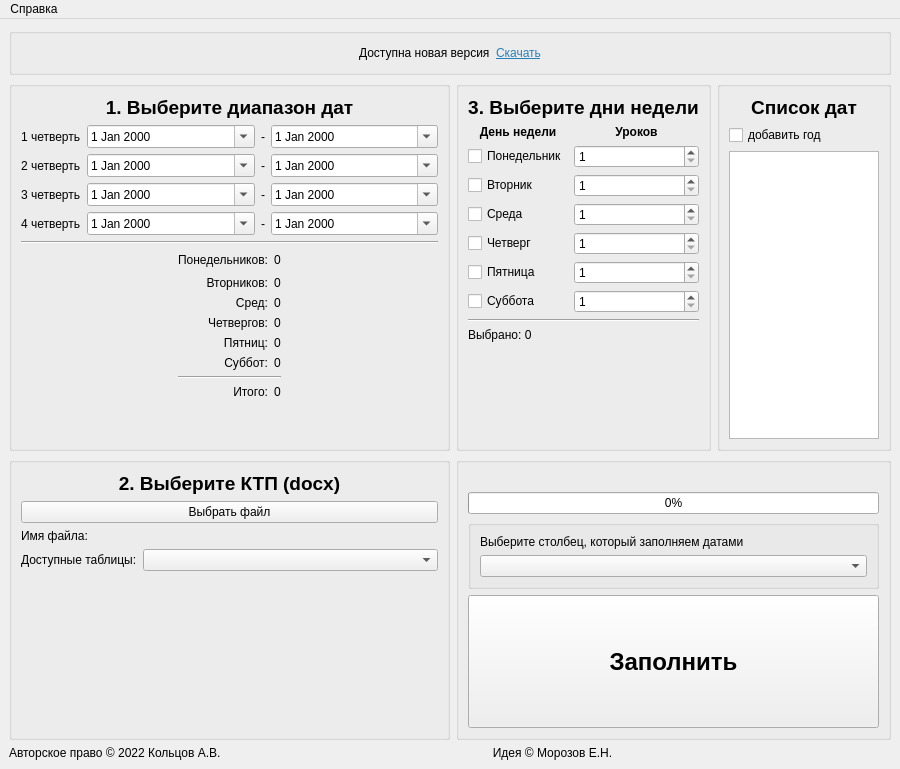
RingOV/auto-fill-KTP, file main.ui: the form before one commit.
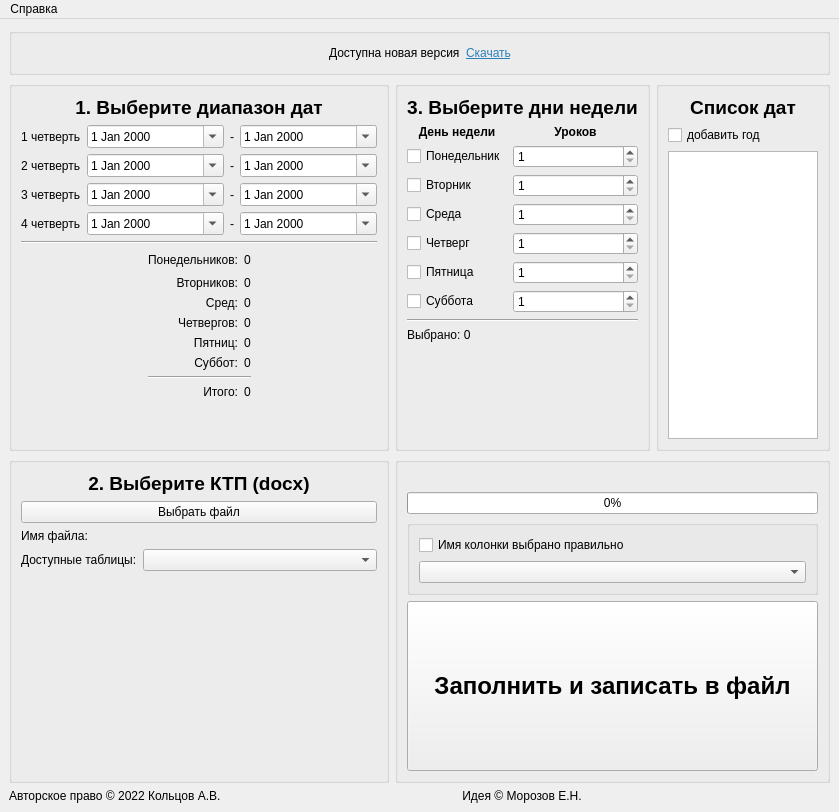
The form after the commit.

```diff
--- a/main.ui
+++ b/main.ui
@@ -6,8 +6,8 @@
    <rect>
     <x>0</x>
     <y>0</y>
-    <width>900</width>
-    <height>769</height>
+    <width>839</width>
+    <height>812</height>
    </rect>
   </property>
   <property name="sizePolicy">
@@ -23,6 +23,12 @@
    <layout class="QGridLayout" name="gridLayout">
     <item row="2" column="0">
      <widget class="QGroupBox" name="frame_3">
+      <property name="sizePolicy">
+       <sizepolicy hsizetype="Minimum" vsizetype="Preferred">
+        <horstretch>0</horstretch>
+        <verstretch>0</verstretch>
+       </sizepolicy>
+      </property>
       <layout class="QVBoxLayout" name="verticalLayout_3">
        <item>
         <widget class="QLabel" name="label03">
@@ -913,9 +919,21 @@
     </item>
     <item row="2" column="1" colspan="2">
      <widget class="QGroupBox" name="groupBox_4">
+      <property name="sizePolicy">
+       <sizepolicy hsizetype="Preferred" vsizetype="Preferred">
+        <horstretch>0</horstretch>
+        <verstretch>0</verstretch>
+       </sizepolicy>
+      </property>
       <layout class="QVBoxLayout" name="verticalLayout_4">
        <item>
         <widget class="QLabel" name="labelProgress">
+         <property name="sizePolicy">
+          <sizepolicy hsizetype="Ignored" vsizetype="Preferred">
+           <horstretch>0</horstretch>
+           <verstretch>0</verstretch>
+          </sizepolicy>
+         </property>
          <property name="text">
           <string/>
          </property>
@@ -926,9 +944,30 @@
        </item>
        <item>
         <widget class="QProgressBar" name="progressBar">
+         <property name="enabled">
+          <bool>true</bool>
+         </property>
+         <property name="sizePolicy">
+          <sizepolicy hsizetype="Ignored" vsizetype="Fixed">
+           <horstretch>0</horstretch>
+           <verstretch>0</verstretch>
+          </sizepolicy>
+         </property>
+         <property name="autoFillBackground">
+          <bool>false</bool>
+         </property>
+         <property name="minimum">
+          <number>0</number>
+         </property>
+         <property name="maximum">
+          <number>100</number>
+         </property>
          <property name="value">
           <number>0</number>
          </property>
+         <property name="alignment">
+          <set>Qt::AlignCenter</set>
+         </property>
          <property name="textVisible">
           <bool>true</bool>
          </property>
@@ -938,31 +977,46 @@
          <property name="invertedAppearance">
           <bool>false</bool>
          </property>
+         <property name="format">
+          <string>%p%</string>
+         </property>
         </widget>
        </item>
        <item>
-        <widget class="QGroupBox" name="groupBox">
+        <widget class="QGroupBox" name="groupBoxSetCol">
+         <property name="sizePolicy">
+          <sizepolicy hsizetype="Ignored" vsizetype="Preferred">
+           <horstretch>0</horstretch>
+           <verstretch>0</verstretch>
+          </sizepolicy>
+         </property>
+         <property name="styleSheet">
+          <string notr="true"/>
+         </property>
          <property name="title">
           <string/>
          </property>
+         <property name="checkable">
+          <bool>false</bool>
+         </property>
          <layout class="QVBoxLayout" name="verticalLayout_6">
           <item>
-           <widget class="QLabel" name="label13">
+           <widget class="QCheckBox" name="checkBoxSetCol">
             <property name="sizePolicy">
-             <sizepolicy hsizetype="Minimum" vsizetype="Preferred">
+             <sizepolicy hsizetype="Preferred" vsizetype="Fixed">
               <horstretch>0</horstretch>
               <verstretch>0</verstretch>
              </sizepolicy>
             </property>
             <property name="text">
-             <string>Выберите столбец, который заполняем датами</string>
+             <string>Имя колонки выбрано правильно</string>
             </property>
            </widget>
           </item>
           <item>
            <widget class="QComboBox" name="comboBoxColumns">
             <property name="sizePolicy">
-             <sizepolicy hsizetype="Expanding" vsizetype="Fixed">
+             <sizepolicy hsizetype="Preferred" vsizetype="Fixed">
               <horstretch>0</horstretch>
               <verstretch>0</verstretch>
              </sizepolicy>
@@ -993,7 +1047,7 @@
           <bool>true</bool>
          </property>
          <property name="sizePolicy">
-          <sizepolicy hsizetype="Preferred" vsizetype="Expanding">
+          <sizepolicy hsizetype="Ignored" vsizetype="Expanding">
            <horstretch>0</horstretch>
            <verstretch>0</verstretch>
           </sizepolicy>
@@ -1012,7 +1066,7 @@
           <string notr="true"/>
          </property>
          <property name="text">
-          <string>Заполнить</string>
+          <string>Заполнить и записать в файл</string>
          </property>
         </widget>
        </item>
@@ -1084,7 +1138,7 @@
     <rect>
      <x>0</x>
      <y>0</y>
-     <width>900</width>
+     <width>839</width>
      <height>33</height>
     </rect>
    </property>
```
